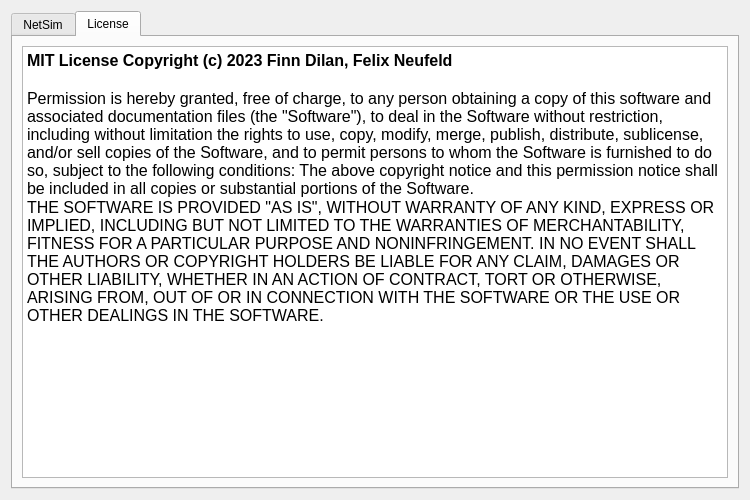
This is src/views/dialogs/about_dialog.ui in Filan-glitch/NetSim as Qt 5 draws it before an edit. The edited form follows.
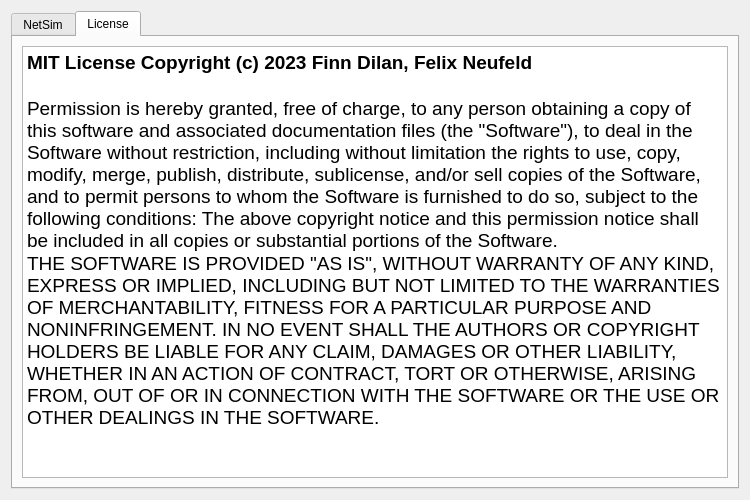
This is the edited form. The open tabs and pages were chosen to show the change. Icons and pictures are not drawn.

Diff of the .ui file:
```diff
--- a/src/views/dialogs/about_dialog.ui
+++ b/src/views/dialogs/about_dialog.ui
@@ -97,10 +97,10 @@
 li.unchecked::marker { content: &quot;\2610&quot;; }
 li.checked::marker { content: &quot;\2612&quot;; }
 &lt;/style&gt;&lt;/head&gt;&lt;body style=&quot; font-family:'Segoe UI'; font-size:9pt; font-weight:400; font-style:normal;&quot;&gt;
-&lt;p style=&quot; margin-top:0px; margin-bottom:0px; margin-left:0px; margin-right:0px; -qt-block-indent:0; text-indent:0px;&quot;&gt;&lt;span style=&quot; font-size:12pt; font-weight:700;&quot;&gt;MIT License Copyright (c) 2023 Finn Dilan, Felix Neufeld&lt;/span&gt;&lt;/p&gt;
-&lt;p style=&quot;-qt-paragraph-type:empty; margin-top:0px; margin-bottom:0px; margin-left:0px; margin-right:0px; -qt-block-indent:0; text-indent:0px; font-size:12pt;&quot;&gt;&lt;br /&gt;&lt;/p&gt;
-&lt;p style=&quot; margin-top:0px; margin-bottom:0px; margin-left:0px; margin-right:0px; -qt-block-indent:0; text-indent:0px;&quot;&gt;&lt;span style=&quot; font-size:12pt;&quot;&gt;Permission is hereby granted, free of charge, to any person obtaining a copy of this software and associated documentation files (the &amp;quot;Software&amp;quot;), to deal in the Software without restriction, including without limitation the rights to use, copy, modify, merge, publish, distribute, sublicense, and/or sell copies of the Software, and to permit persons to whom the Software is furnished to do so, subject to the following conditions: The above copyright notice and this permission notice shall be included in all copies or substantial portions of the Software. &lt;/span&gt;&lt;/p&gt;
-&lt;p style=&quot; margin-top:0px; margin-bottom:0px; margin-left:0px; margin-right:0px; -qt-block-indent:0; text-indent:0px;&quot;&gt;&lt;span style=&quot; font-size:12pt;&quot;&gt;THE SOFTWARE IS PROVIDED &amp;quot;AS IS&amp;quot;, WITHOUT WARRANTY OF ANY KIND, EXPRESS OR IMPLIED, INCLUDING BUT NOT LIMITED TO THE WARRANTIES OF MERCHANTABILITY, FITNESS FOR A PARTICULAR PURPOSE AND NONINFRINGEMENT. IN NO EVENT SHALL THE AUTHORS OR COPYRIGHT HOLDERS BE LIABLE FOR ANY CLAIM, DAMAGES OR OTHER LIABILITY, WHETHER IN AN ACTION OF CONTRACT, TORT OR OTHERWISE, ARISING FROM, OUT OF OR IN CONNECTION WITH THE SOFTWARE OR THE USE OR OTHER DEALINGS IN THE SOFTWARE. &lt;/span&gt;&lt;/p&gt;&lt;/body&gt;&lt;/html&gt;</string>
+&lt;p style=&quot; margin-top:0px; margin-bottom:0px; margin-left:0px; margin-right:0px; -qt-block-indent:0; text-indent:0px;&quot;&gt;&lt;span style=&quot; font-size:14pt; font-weight:700;&quot;&gt;MIT License Copyright (c) 2023 Finn Dilan, Felix Neufeld&lt;/span&gt;&lt;/p&gt;
+&lt;p style=&quot;-qt-paragraph-type:empty; margin-top:0px; margin-bottom:0px; margin-left:0px; margin-right:0px; -qt-block-indent:0; text-indent:0px; font-size:14pt; font-weight:700;&quot;&gt;&lt;br /&gt;&lt;/p&gt;
+&lt;p style=&quot; margin-top:0px; margin-bottom:0px; margin-left:0px; margin-right:0px; -qt-block-indent:0; text-indent:0px;&quot;&gt;&lt;span style=&quot; font-size:14pt;&quot;&gt;Permission is hereby granted, free of charge, to any person obtaining a copy of this software and associated documentation files (the &amp;quot;Software&amp;quot;), to deal in the Software without restriction, including without limitation the rights to use, copy, modify, merge, publish, distribute, sublicense, and/or sell copies of the Software, and to permit persons to whom the Software is furnished to do so, subject to the following conditions: The above copyright notice and this permission notice shall be included in all copies or substantial portions of the Software. &lt;/span&gt;&lt;/p&gt;
+&lt;p style=&quot; margin-top:0px; margin-bottom:0px; margin-left:0px; margin-right:0px; -qt-block-indent:0; text-indent:0px;&quot;&gt;&lt;span style=&quot; font-size:14pt;&quot;&gt;THE SOFTWARE IS PROVIDED &amp;quot;AS IS&amp;quot;, WITHOUT WARRANTY OF ANY KIND, EXPRESS OR IMPLIED, INCLUDING BUT NOT LIMITED TO THE WARRANTIES OF MERCHANTABILITY, FITNESS FOR A PARTICULAR PURPOSE AND NONINFRINGEMENT. IN NO EVENT SHALL THE AUTHORS OR COPYRIGHT HOLDERS BE LIABLE FOR ANY CLAIM, DAMAGES OR OTHER LIABILITY, WHETHER IN AN ACTION OF CONTRACT, TORT OR OTHERWISE, ARISING FROM, OUT OF OR IN CONNECTION WITH THE SOFTWARE OR THE USE OR OTHER DEALINGS IN THE SOFTWARE. &lt;/span&gt;&lt;/p&gt;&lt;/body&gt;&lt;/html&gt;</string>
          </property>
          <property name="source">
           <url>
```
Left out of the diff: 2 changed lines with no effect on the pictures.
